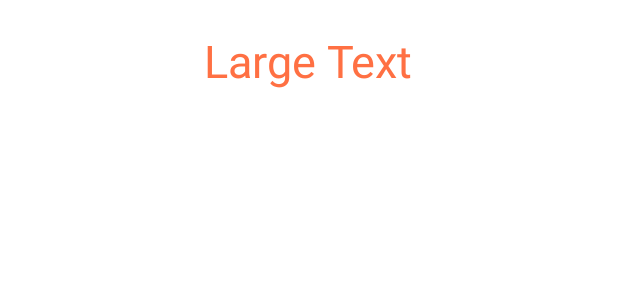
After one commit to DmytroNazarenko/BoomGame, an Android app: the layout winner_dialog.xml on its own in the app's theme, with its tools: preview values and no code run, on a phone screen of 412 x 824 dp. The commit adds this screen. Shown: the top 300 px of the screen. Run offline under Robolectric (Android 15) with nearby library versions, the phone set to English and light mode, and no system bars.

Commit message:
Adding winner dialog and locking back button

```diff
--- a/app/src/main/java/com/dmytronazarenko/tictacboom/view/BaseGameActivity.java
+++ b/app/src/main/java/com/dmytronazarenko/tictacboom/view/BaseGameActivity.java
@@ -51,4 +51,10 @@ public class BaseGameActivity extends Activity {
         gp = new GamePresenter(this);
     }
 
+    @Override
+    public void onBackPressed() {
+        //nothing to do
+    }
+
+
 }
--- a/app/src/main/res/layout/activity_game.xml
+++ b/app/src/main/res/layout/activity_game.xml
@@ -1,6 +1,7 @@
 <?xml version="1.0" encoding="utf-8"?>
 <LinearLayout xmlns:android="http://schemas.android.com/apk/res/android"
     xmlns:tools="http://schemas.android.com/tools"
+    android:keepScreenOn="true"
     android:layout_width="match_parent"
     android:layout_height="match_parent"
     android:paddingBottom="@dimen/activity_vertical_margin"
--- /dev/null
+++ b/app/src/main/res/layout/winner_dialog.xml
@@ -0,0 +1,18 @@
+<?xml version="1.0" encoding="utf-8"?>
+<LinearLayout xmlns:android="http://schemas.android.com/apk/res/android"
+    android:orientation="vertical" android:layout_width="match_parent"
+    android:layout_height="match_parent"
+    android:background="#fff">
+
+    <TextView
+        android:layout_width="wrap_content"
+        android:layout_height="wrap_content"
+        android:textAppearance="?android:attr/textAppearanceLarge"
+        android:text="Large Text"
+        android:id="@+id/textView5"
+        android:layout_gravity="center_horizontal"
+        android:textSize="30dp"
+        android:textColor="#ff7043"
+        android:paddingTop="20dp"
+        android:paddingBottom="20dp" />
+</LinearLayout>
```
Also changed, not shown: app/src/main/java/com/dmytronazarenko/tictacboom/view/ResultsActivity.java (+36 -1 lines).
